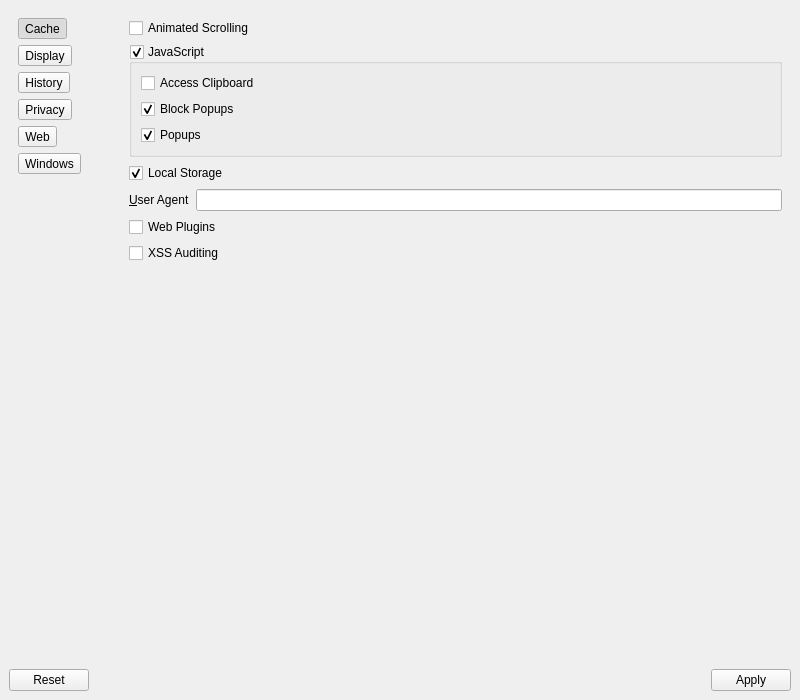
Above: 2.x/UI/dooble_settings.ui from textbrowser/dooble before the change. Below: the same form after it.
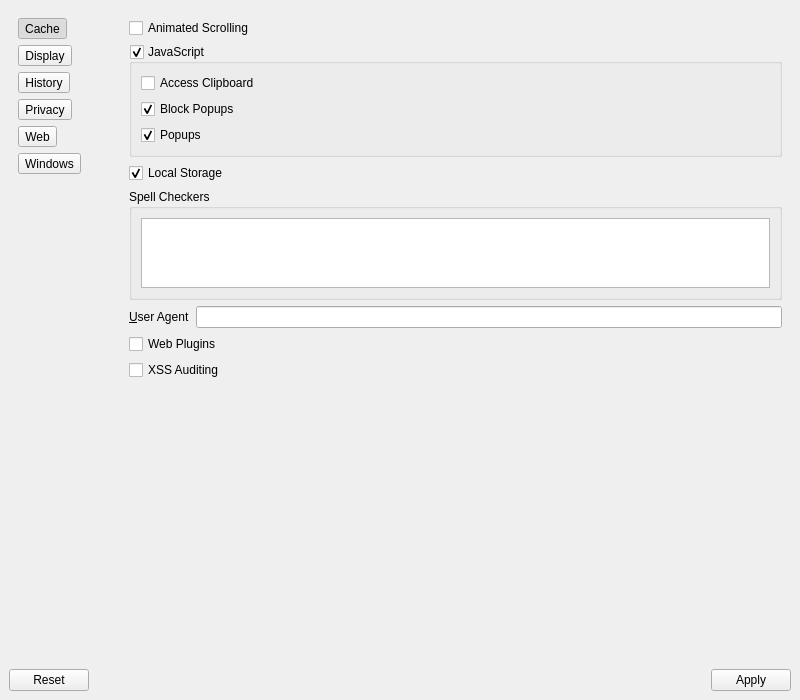
That is the form after the change. The open tabs and pages were chosen to show the change. Icons and pictures are not drawn.

Commit message: Download location.

Diff of the .ui file:
```diff
--- a/2.x/UI/dooble_settings.ui
+++ b/2.x/UI/dooble_settings.ui
@@ -1147,6 +1147,18 @@
             </property>
            </widget>
           </item>
+          <item>
+           <widget class="QGroupBox" name="groupBox_3">
+            <property name="title">
+             <string>Spell Checkers</string>
+            </property>
+            <layout class="QVBoxLayout" name="verticalLayout_14">
+             <item>
+              <widget class="QListWidget" name="dictionaries"/>
+             </item>
+            </layout>
+           </widget>
+          </item>
           <item>
            <layout class="QHBoxLayout" name="horizontalLayout_12">
             <item>
```
Left out of the diff: 1 changed line with no effect on the pictures. The commit also changes 1 other file.
